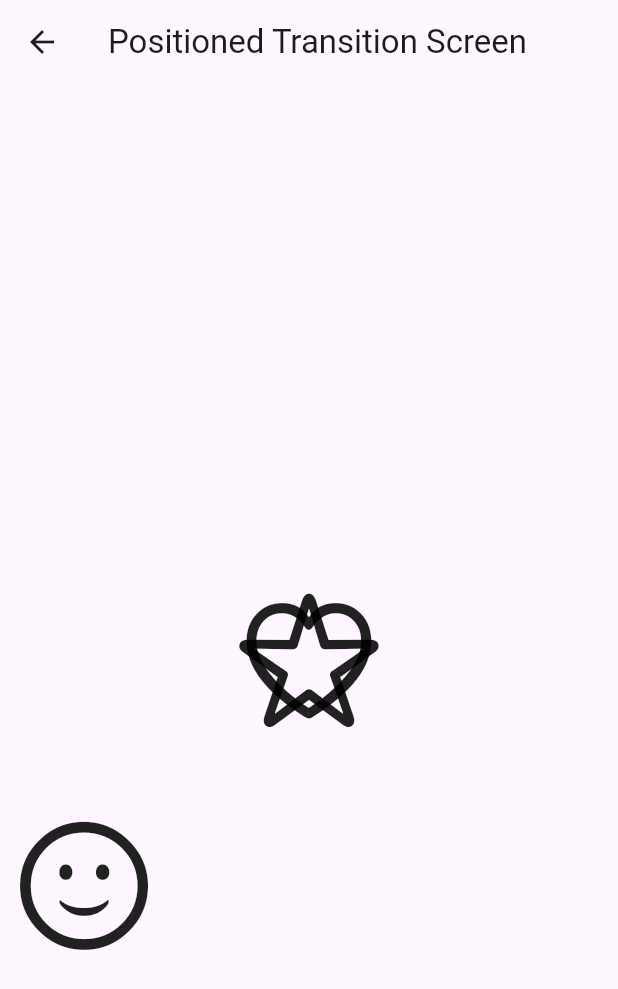
After one commit to AdelDaniel/flutter-animations-helper, a Flutter app: the screen it shows after launch, after a tap on "Positioned Transition", on a phone screen of 412 x 824 dp. The commit adds this screen. Shown: the top 989 px of the screen. Run offline on Flutter 3.47's test engine with Material 3 defaults, Android fonts, the light colour scheme and no system bars.

Commit message:
Add Positioned Transition screen and update main screen navigation

```diff
--- a/lib/main_screen.dart
+++ b/lib/main_screen.dart
@@ -1,4 +1,5 @@
 import 'package:flutter/material.dart';
+import 'package:flutter_animation_helper/screens/explicit_animation_screens/positioned_transition_screen.dart';
 import 'package:flutter_animation_helper/screens/implicit_animation_screens/animated_align_screen.dart';
 import 'package:flutter_animation_helper/widgets/navigation_elevated_button.dart';
 
@@ -39,6 +40,11 @@ class _MainScreenState extends State<MainScreen> {
                 style: Theme.of(context).textTheme.headlineMedium,
                 textAlign: TextAlign.center,
               ),
+
+              const NavigationElevatedButton(
+                title: "Positioned Transition",
+                screenWidget: PositionedTransitionScreen(),
+              ),
             ],
           ),
         ),
--- /dev/null
+++ b/lib/screens/explicit_animation_screens/positioned_transition_screen.dart
@@ -0,0 +1,95 @@
+import 'package:flutter/cupertino.dart';
+import 'package:flutter/material.dart';
+
+class PositionedTransitionScreen extends StatefulWidget {
+  const PositionedTransitionScreen({super.key});
+
+  @override
+  State<PositionedTransitionScreen> createState() =>
+      _PositionedTransitionScreenState();
+}
+
+class _PositionedTransitionScreenState extends State<PositionedTransitionScreen>
+    with SingleTickerProviderStateMixin {
+  late AnimationController _controller;
+  late Animation<RelativeRect> _smileAnimation;
+  late Animation<RelativeRect> _heartAnimation;
+  late Animation<RelativeRect> _starAnimation;
+
+  @override
+  void initState() {
+    super.initState();
+    _controller = AnimationController(
+      vsync: this,
+      duration: const Duration(seconds: 2),
+    );
+
+    _heartAnimation = RelativeRectTween(
+      begin: const RelativeRect.fromLTRB(0, 0, 0, 0),
+      end: const RelativeRect.fromLTRB(200, 200, 0, 0),
+    ).animate(_controller);
+
+    _smileAnimation = RelativeRectTween(
+      begin: const RelativeRect.fromLTRB(0, 300, 300, 0),
+      end: const RelativeRect.fromLTRB(300, 0, 0, 300),
+    ).animate(_controller);
+
+    _starAnimation = RelativeRectTween(
+      begin: const RelativeRect.fromLTRB(0, 0, 0, 0),
+      end: const RelativeRect.fromLTRB(0, 0, 300, 300),
+    ).animate(_controller);
+  }
+
+  @override
+  void dispose() {
+    _controller.dispose();
+    super.dispose();
+  }
+
+  @override
+  Widget build(BuildContext context) {
+    return Scaffold(
+      appBar: AppBar(
+        title: const Text('Positioned Transition Screen'),
+      ),
+      body: InkWell(
+        onTap: () {
+          if (_controller.status == AnimationStatus.completed) {
+            _controller.reverse();
+          } else {
+            _controller.forward();
+          }
+        },
+        child: Stack(
+          fit: StackFit.expand,
+          children: <Widget>[
+            PositionedTransition(
+              rect: _starAnimation,
+              child: const Icon(
+                CupertinoIcons.star,
+                size: 100,
+              ),
+            ),
+
+            PositionedTransition(
+              rect: _heartAnimation,
+              child: const Icon(
+                CupertinoIcons.heart,
+                size: 100,
+              ),
+            ),
+
+            /// Smile
+            PositionedTransition(
+              rect: _smileAnimation,
+              child: const Icon(
+                CupertinoIcons.smiley,
+                size: 100,
+              ),
+            ),
+          ],
+        ),
+      ),
+    );
+  }
+}
--- a/lib/widgets/navigation_elevated_button.dart
+++ b/lib/widgets/navigation_elevated_button.dart
@@ -13,7 +13,9 @@ class NavigationElevatedButton extends StatelessWidget {
 
   @override
   Widget build(BuildContext context) {
-    return ElevatedButton(
+    return Padding(
+      padding: const EdgeInsets.all(8.0),
+      child: ElevatedButton(
         onPressed: () {
           Navigator.push(
             context,
@@ -21,6 +23,7 @@ class NavigationElevatedButton extends StatelessWidget {
           );
         },
         child: Text(_title),
+      ),
     );
   }
 }
```
Also changed, not shown: 1 other file. Lines whose indentation alone changed are shown as unchanged.
